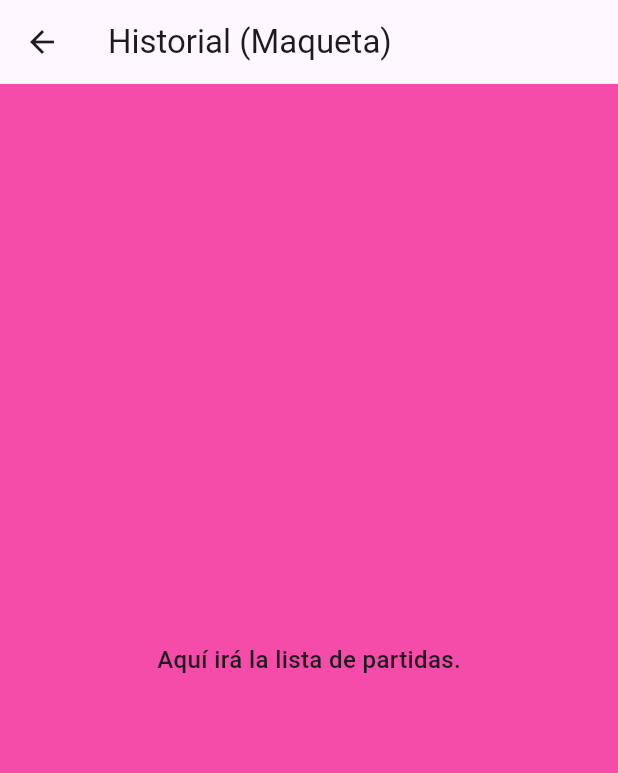
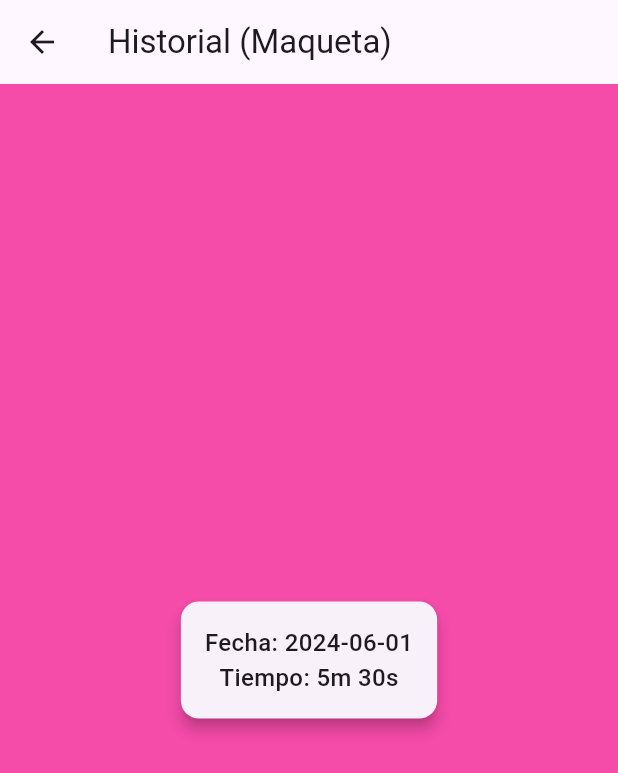
Before and after one commit to mmoscosodcl/3479A321_202601, a Flutter app: the screen it shows after launch, after a tap on "Test -> Ir a Historial", on a phone screen of 412 x 824 dp. Shown: the top 773 px of the screen. Run offline on Flutter 3.47's test engine with Material 3 defaults, Android fonts, the phone set to English and light mode, and no system bars; our stand-ins replace logger.

Commit message:
Primera version del modelo y presentación a través de Card

```diff
--- a/lib/main.dart
+++ b/lib/main.dart
@@ -40,7 +40,7 @@ class MyApp extends StatelessWidget {
       routes: {
         '/menu': (context) => const MenuScreen(),
         '/game': (context) => const MinesweeperScreen(),
-        '/history': (context) => const HistoryScreen(),
+        '/history': (context) => HistoryScreen(),
         '/about': (context) => const AboutScreen(),
       },
    );
--- /dev/null
+++ b/lib/models/game_result.dart
@@ -0,0 +1,14 @@
+
+class GameResult {
+  final String date;
+  final String timeSpent;
+  final bool isVictory;
+  final String difficulty; // Nuevo campo para explorar más widgets
+
+  GameResult({
+    required this.date,
+    required this.timeSpent,
+    required this.isVictory,
+    required this.difficulty,
+  });
+}
--- a/lib/ui/screens/history_screen.dart
+++ b/lib/ui/screens/history_screen.dart
@@ -1,14 +1,36 @@
 import 'package:flutter/material.dart';
+import 'package:laboratorois/models/game_result.dart';
 
 class HistoryScreen extends StatelessWidget {
-  const HistoryScreen({Key? key}) : super(key: key);
+   HistoryScreen({super.key});
+
+  final GameResult game = GameResult(
+    date: '2024-06-01',
+    timeSpent: '5m 30s',
+    isVictory: true,
+    difficulty: 'Medio',
+  );
 
   @override
   Widget build(BuildContext context) {
     return Scaffold(
       appBar: AppBar(title: const Text('Historial (Maqueta)')),
-      body: const Center(
-        child: Text('Aquí irá la lista de partidas.'),
+      body: Center(
+        child:
+         Card(
+          elevation: 4,
+          child: Padding(
+            padding: const EdgeInsets.all(16.0),
+            child: Column(
+              mainAxisSize: MainAxisSize.min,
+              children: [
+                Text('Fecha: ${game.date}'),
+                Text('Tiempo: ${game.timeSpent}')
+              ],
+            ),
+          ),
+         )
+
       ),
     );
   }
```
